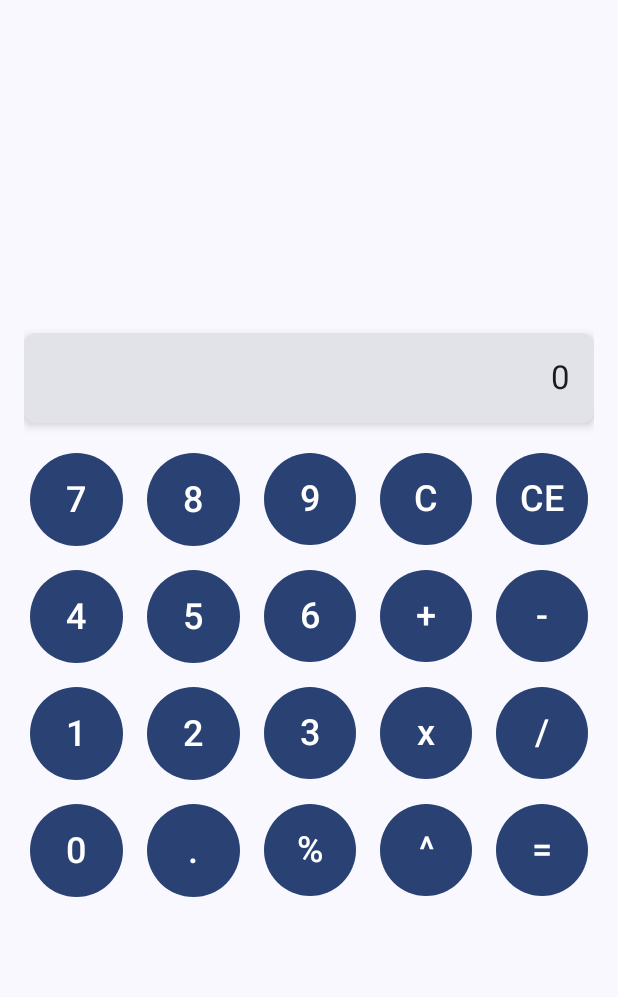
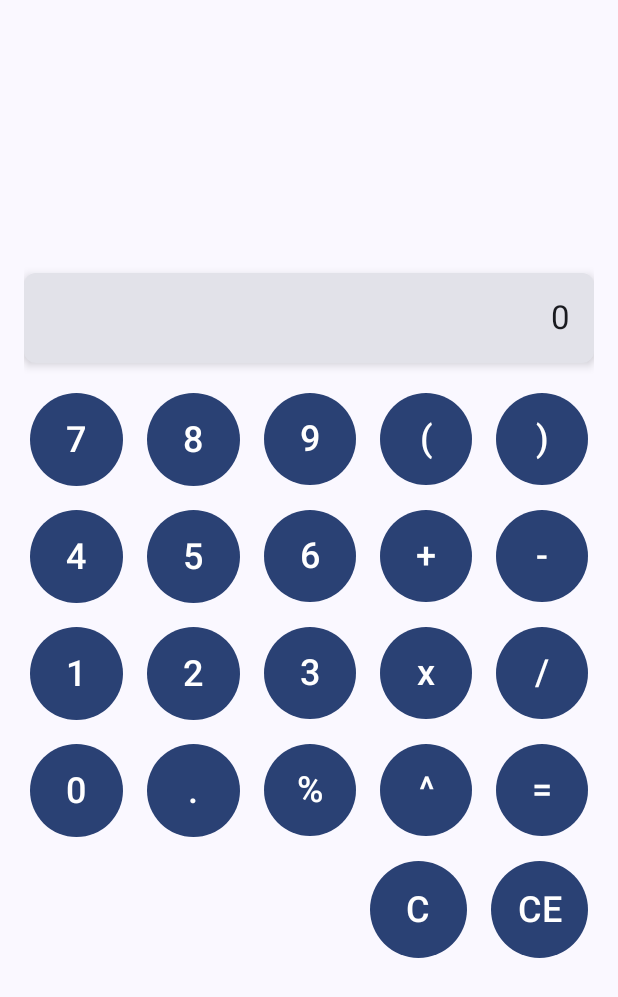
Before and after one commit to PedroAyon/PracticasComputoUbicuo, an Android app built with Jetpack Compose: the composable CalculatorUI shown on its own in the app's theme, on a phone screen of 412 x 824 dp. Shown: the top 997 px of the screen. Run offline under Robolectric (Android 15) with nearby library versions, the phone set to English and light mode, and no system bars.

Commit message:
Calculator parenthesis feature

```diff
--- a/Android/PDM05b_ABPJ/app/src/main/java/dev/pedroayon/pdm05b_abpj/data/remote/NetworkModule.kt
+++ b/Android/PDM05b_ABPJ/app/src/main/java/dev/pedroayon/pdm05b_abpj/data/remote/NetworkModule.kt
@@ -6,7 +6,7 @@ import retrofit2.converter.gson.GsonConverterFactory
 
 object NetworkModule {
     private const val BASE_URL = "https://api.freecurrencyapi.com/"
-    private const val API_KEY = "YOUR_API_KEY_HERE"
+    private const val API_KEY = "fca_live_z9N6JiaeSdcv5YS0qnmRj3vkOBpL7uduP4zMsxcP"
 
     val currencyApiService: CurrencyApiService by lazy {
         Retrofit.Builder()
--- a/Android/PDM05b_ABPJ/app/src/main/java/dev/pedroayon/pdm05b_abpj/ui/components/Calculator.kt
+++ b/Android/PDM05b_ABPJ/app/src/main/java/dev/pedroayon/pdm05b_abpj/ui/components/Calculator.kt
@@ -61,10 +61,8 @@ fun CalculatorUI() {
                     KeypadButton("7", onClick = { appendDigit("7") }, modifier = Modifier.weight(1f))
                     KeypadButton("8", onClick = { appendDigit("8") }, modifier = Modifier.weight(1f))
                     KeypadButton("9", onClick = { appendDigit("9") }, modifier = Modifier.weight(1f))
-                    KeypadButton("C", onClick = { calculatorDisplay = "0" }, modifier = Modifier.weight(1f))
-                    KeypadButton("CE", onClick = {
-                        calculatorDisplay = if(calculatorDisplay.length > 1) calculatorDisplay.dropLast(1) else "0"
-                    }, modifier = Modifier.weight(1f))
+                    KeypadButton("(", onClick = { appendDigit("(") }, modifier = Modifier.weight(1f))
+                    KeypadButton(")", onClick = { appendDigit(")") }, modifier = Modifier.weight(1f))
                 }
                 Row(
                     modifier = Modifier.fillMaxWidth(),
@@ -96,6 +94,17 @@ fun CalculatorUI() {
                     KeypadButton("^", onClick = { appendDigit("^") }, modifier = Modifier.weight(1f))
                     KeypadButton("=", onClick = { calculatorDisplay = evaluateExpression(calculatorDisplay) }, modifier = Modifier.weight(1f))
                 }
+
+                Row(
+                    modifier = Modifier.fillMaxWidth(),
+                    horizontalArrangement = Arrangement.spacedBy(8.dp)
+                ) {
+                    Spacer(modifier = Modifier.weight(3f))
+                    KeypadButton("C", onClick = { calculatorDisplay = "0" }, modifier = Modifier.weight(1f))
+                    KeypadButton("CE", onClick = {
+                        calculatorDisplay = if(calculatorDisplay.length > 1) calculatorDisplay.dropLast(1) else "0"
+                    }, modifier = Modifier.weight(1f))
+                }
             }
         }
     }
--- a/Android/PDM05b_ABPJ/app/src/main/java/dev/pedroayon/pdm05b_abpj/ui/components/CurrencyConverter.kt
+++ b/Android/PDM05b_ABPJ/app/src/main/java/dev/pedroayon/pdm05b_abpj/ui/components/CurrencyConverter.kt
@@ -126,8 +126,7 @@ fun CurrencyConverterUI(viewModel: CurrencyViewModel) {
                     Row {
                         Button(
                             onClick = {
-                                if (viewModel.rateUpdated) viewModel.convert()
-                                else viewModel.getRate { viewModel.convert() }
+                                viewModel.getRate { viewModel.convert() }
                             },
                             modifier = Modifier.weight(1f)
                         ) {
```
Also changed, not shown: Android/PDM05b_ABPJ/app/src/main/java/dev/pedroayon/pdm05b_abpj/util/math.kt (+51 -13 lines).
